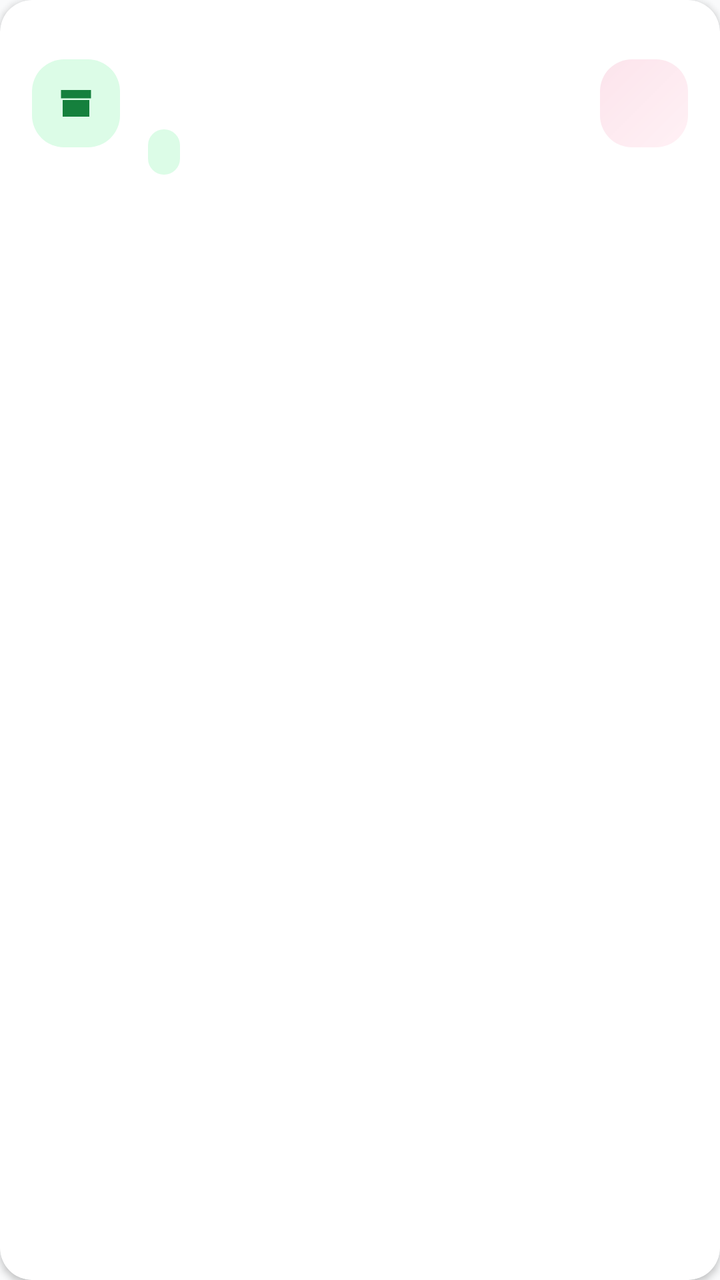
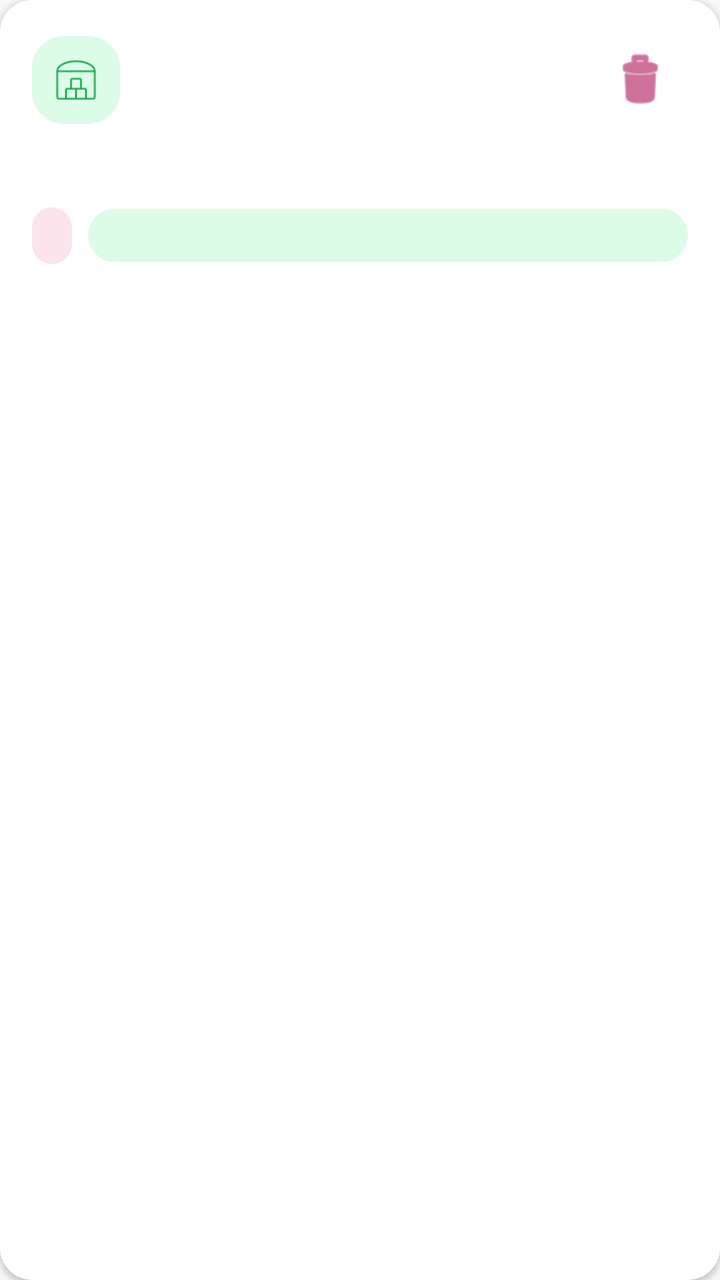

An Android layout rendered at two revisions. The XML below is the earlier revision; the diff shows what the commit changed to produce the second picture.
<!-- AndroidManifest.xml: application theme Theme.DragonView -->
<!-- res/layout/item_inventory_lot.xml -->
<?xml version="1.0" encoding="utf-8"?>
<com.google.android.material.card.MaterialCardView
    xmlns:android="http://schemas.android.com/apk/res/android"
    xmlns:app="http://schemas.android.com/apk/res-auto"
    android:layout_width="match_parent"
    android:layout_height="wrap_content"
    android:layout_marginTop="6dp"
    android:layout_marginBottom="6dp"
    app:cardBackgroundColor="@color/white"
    app:cardCornerRadius="16dp"
    app:cardElevation="2dp"
    app:strokeWidth="0dp">
    <LinearLayout
        android:layout_width="match_parent"
        android:layout_height="wrap_content"
        android:gravity="center_vertical"
        android:orientation="horizontal"
        android:padding="16dp">
        <ImageView
            android:layout_width="44dp"
            android:layout_height="44dp"
            android:background="@drawable/soft_green_panel"
            android:contentDescription="Inventory batch"
            android:padding="12dp"
            android:src="@drawable/ic_inventory"
            app:tint="@color/dragon_green" />
        <LinearLayout
            android:layout_width="0dp"
            android:layout_height="wrap_content"
            android:layout_marginStart="14dp"
            android:layout_weight="1"
            android:orientation="vertical">
            <TextView
                android:id="@+id/batchText"
                android:layout_width="wrap_content"
                android:layout_height="wrap_content"
                android:textColor="@color/ink"
                android:textSize="15sp"
                android:textStyle="bold" />
            <TextView
                android:id="@+id/detailsText"
                android:layout_width="wrap_content"
                android:layout_height="wrap_content"
                android:layout_marginTop="4dp"
                android:textColor="@color/muted_ink"
                android:textSize="12sp" />
            <TextView
                android:id="@+id/fifoStatusText"
                android:layout_width="wrap_content"
                android:layout_height="wrap_content"
                android:layout_marginTop="8dp"
                android:background="@drawable/soft_green_panel"
                android:paddingStart="8dp"
                android:paddingTop="4dp"
                android:paddingEnd="8dp"
                android:paddingBottom="4dp"
                android:textColor="@color/dragon_green"
                android:textSize="11sp"
                android:textStyle="bold" />
        </LinearLayout>
        <TextView
            android:id="@+id/gradeText"
            android:layout_width="44dp"
            android:layout_height="44dp"
            android:background="@drawable/soft_pink_panel"
            android:gravity="center"
            android:textColor="@color/dragon_magenta"
            android:textSize="16sp"
            android:textStyle="bold" />
    </LinearLayout>
</com.google.android.material.card.MaterialCardView>
<!-- resources referenced by this layout -->
<resources>
  <color name="dragon_green">#15803D</color>
  <color name="dragon_magenta">#E91E63</color>
  <color name="ink">#212121</color>
  <!-- drawable ic_inventory (drawable) -->
  <vector xmlns:android="http://schemas.android.com/apk/res/android" android:width="24dp" android:height="24dp" android:viewportWidth="24" android:viewportHeight="24">
      <path android:fillColor="#8E0B52" android:pathData="M3,4h18v5H3zM4,10h16v10H4zM9,12h6v2H9z"/>
  </vector>
  <!-- drawable soft_pink_panel (drawable) -->
  <?xml version="1.0" encoding="utf-8"?>
  <shape xmlns:android="http://schemas.android.com/apk/res/android" android:shape="rectangle">
      <gradient android:angle="135" android:startColor="#FFF1F5" android:endColor="#FCE4EC" />
      <corners android:radius="16dp" />
  </shape>
  <style name="Theme.DragonView.Base" parent="Theme.Material3.DayNight.NoActionBar">
          <item name="colorPrimary">@color/dragon_magenta</item>
          <item name="colorOnPrimary">@color/white</item>
          <item name="colorPrimaryContainer">@color/dragon_surface_variant</item>
          <item name="colorOnPrimaryContainer">@color/dragon_magenta_dark</item>
          <item name="colorSecondary">@color/dragon_green</item>
          <item name="colorOnSecondary">@color/white</item>
          <item name="colorSecondaryContainer">@color/dragon_green_soft</item>
          <item name="colorOnSecondaryContainer">@color/black</item>
          <item name="colorTertiary">@color/plum_orchid_400</item>
          <item name="colorSurface">@color/dragon_surface</item>
          <item name="colorSurfaceContainer">@color/white</item>
          <item name="colorOnSurface">@color/black</item>
          <item name="colorOutline">@color/dragon_outline</item>
          <item name="colorError">@color/dragon_error</item>
          <item name="android:fontFamily">sans-serif</item>
          <item name="fontFamily">sans-serif</item>
          <item name="materialButtonStyle">@style/Widget.DragonView.Button</item>
          <item name="materialCardViewStyle">@style/Widget.DragonView.Card</item>
          <item name="textInputStyle">@style/Widget.DragonView.TextInputLayout</item>
          <item name="shapeAppearanceSmallComponent">@style/ShapeAppearance.DragonView.Small</item>
          <item name="shapeAppearanceMediumComponent">@style/ShapeAppearance.DragonView.Medium</item>
          <item name="shapeAppearanceLargeComponent">@style/ShapeAppearance.DragonView.Large</item>
          <item name="textAppearanceHeadlineSmall">@style/TextAppearance.DragonView.HeadlineSmall</item>
          <item name="textAppearanceTitleLarge">@style/TextAppearance.DragonView.TitleLarge</item>
          <item name="textAppearanceTitleMedium">@style/TextAppearance.DragonView.TitleMedium</item>
          <item name="textAppearanceBodyLarge">@style/TextAppearance.DragonView.BodyLarge</item>
          <item name="textAppearanceBodyMedium">@style/TextAppearance.DragonView.BodyMedium</item>
          <item name="android:windowLightStatusBar">false</item>
          <item name="android:statusBarColor">@color/dragon_magenta_dark</item>
          <item name="android:navigationBarColor">@color/white</item>
          <item name="android:colorAccent">@color/dragon_magenta</item>
          <item name="android:windowBackground">@color/warm_ivory</item>
      </style>
  <color name="dragon_magenta_dark">#C2185B</color>
  <color name="plum_orchid_400">#F06292</color>
  <color name="dragon_error">#E11D48</color>
  <style name="Widget.DragonView.Button" parent="Widget.Material3.Button">
          <item name="shapeAppearance">@style/ShapeAppearance.DragonView.Small</item>
          <item name="android:minHeight">@dimen/button_height</item>
          <item name="android:minWidth">@dimen/touch_target</item>
          <item name="android:paddingStart">16dp</item>
          <item name="android:paddingEnd">16dp</item>
          <item name="android:textAllCaps">false</item>
          <item name="android:fontFamily">sans-serif-medium</item>
          <item name="android:textSize">14sp</item>
          <item name="android:letterSpacing">0.01</item>
          <item name="iconPadding">8dp</item>
          <item name="android:insetTop">0dp</item>
          <item name="android:insetBottom">0dp</item>
      </style>
  <style name="Widget.DragonView.TextInputLayout" parent="Widget.Material3.TextInputLayout.OutlinedBox">
          <item name="shapeAppearance">@style/ShapeAppearance.DragonView.Small</item>
          <item name="boxBackgroundColor">@color/dragon_surface_alt</item>
          <item name="boxStrokeColor">@color/dragon_outline</item>
          <item name="boxStrokeWidth">1dp</item>
          <item name="boxStrokeWidthFocused">2dp</item>
          <item name="hintTextColor">@color/muted_ink</item>
      </style>
  <color name="warm_ivory">#F9FAFB</color>
  <color name="dragon_surface_alt">#F3F4F6</color>
  <!-- unchanged entries left out for length: 21 -->
</resources>

<!-- the commit's change to res/layout/item_inventory_lot.xml (unified diff, before → after) -->
@@ -13,59 +13,83 @@
     <LinearLayout
         android:layout_width="match_parent"
         android:layout_height="wrap_content"
-        android:gravity="center_vertical"
-        android:orientation="horizontal"
+        android:orientation="vertical"
         android:padding="16dp">
-        <ImageView
-            android:layout_width="44dp"
-            android:layout_height="44dp"
-            android:background="@drawable/soft_green_panel"
-            android:contentDescription="Inventory batch"
-            android:padding="12dp"
-            android:src="@drawable/ic_inventory"
-            app:tint="@color/dragon_green" />
         <LinearLayout
-            android:layout_width="0dp"
+            android:layout_width="match_parent"
             android:layout_height="wrap_content"
-            android:layout_marginStart="14dp"
-            android:layout_weight="1"
-            android:orientation="vertical">
+            android:gravity="center_vertical"
+            android:orientation="horizontal">
+            <ImageView
+                android:layout_width="44dp"
+                android:layout_height="44dp"
+                android:background="@drawable/soft_green_panel"
+                android:contentDescription="Inventory batch"
+                android:padding="12dp"
+                android:src="@drawable/icon_streamline_inventory"
+                app:tint="@color/dragon_green" />
             <TextView
                 android:id="@+id/batchText"
-                android:layout_width="wrap_content"
+                android:layout_width="0dp"
                 android:layout_height="wrap_content"
+                android:layout_marginStart="14dp"
+                android:layout_weight="1"
                 android:textColor="@color/ink"
                 android:textSize="15sp"
                 android:textStyle="bold" />
-            <TextView
-                android:id="@+id/detailsText"
-                android:layout_width="wrap_content"
-                android:layout_height="wrap_content"
-                android:layout_marginTop="4dp"
-                android:textColor="@color/muted_ink"
-                android:textSize="12sp" />
-            <TextView
-                android:id="@+id/fifoStatusText"
-                android:layout_width="wrap_content"
-                android:layout_height="wrap_content"
-                android:layout_marginTop="8dp"
-                android:background="@drawable/soft_green_panel"
-                android:paddingStart="8dp"
-                android:paddingTop="4dp"
-                android:paddingEnd="8dp"
-                android:paddingBottom="4dp"
-                android:textColor="@color/dragon_green"
-                android:textSize="11sp"
-                android:textStyle="bold" />
+            <ImageButton
+                android:id="@+id/archiveButton"
+                android:layout_width="48dp"
+                android:layout_height="48dp"
+                android:background="?attr/selectableItemBackgroundBorderless"
+                android:contentDescription="Remove inventory batch"
+                android:padding="13dp"
+                android:src="@android:drawable/ic_menu_delete"
+                app:tint="@color/dragon_magenta_dark" />
         </LinearLayout>
         <TextView
+            android:id="@+id/detailsText"
+            android:layout_width="match_parent"
+            android:layout_height="wrap_content"
+            android:layout_marginTop="10dp"
+            android:lineSpacingExtra="2dp"
+            android:textColor="@color/muted_ink"
+            android:textSize="13sp" />
+        <LinearLayout
+            android:layout_width="match_parent"
+            android:layout_height="wrap_content"
+            android:layout_marginTop="12dp"
+            android:gravity="center_vertical"
+            android:orientation="horizontal">
+        <TextView
             android:id="@+id/gradeText"
-            android:layout_width="44dp"
-            android:layout_height="44dp"
+            android:layout_width="wrap_content"
+            android:layout_height="wrap_content"
             android:background="@drawable/soft_pink_panel"
             android:gravity="center"
+            android:paddingStart="10dp"
+            android:paddingTop="6dp"
+            android:paddingEnd="10dp"
+            android:paddingBottom="6dp"
             android:textColor="@color/dragon_magenta"
-            android:textSize="16sp"
+            android:textSize="12sp"
             android:textStyle="bold" />
+        <TextView
+            android:id="@+id/fifoStatusText"
+            android:layout_width="0dp"
+            android:layout_height="wrap_content"
+            android:layout_marginStart="8dp"
+            android:layout_weight="1"
+            android:background="@drawable/soft_green_panel"
+            android:gravity="center"
+            android:maxLines="2"
+            android:paddingStart="8dp"
+            android:paddingTop="6dp"
+            android:paddingEnd="8dp"
+            android:paddingBottom="6dp"
+            android:textColor="@color/dragon_green"
+            android:textSize="11sp"
+            android:textStyle="bold" />
+        </LinearLayout>
     </LinearLayout>
 </com.google.android.material.card.MaterialCardView>
<!-- resource entries referenced after the edit -->
@@ -1,18 +1,17 @@
 <!-- resources referenced by this layout -->
 <resources>
-  <color name="dragon_green">#15803D</color>
-  <color name="dragon_magenta">#E91E63</color>
-  <color name="ink">#212121</color>
-  <!-- drawable ic_inventory (drawable) -->
-  <vector xmlns:android="http://schemas.android.com/apk/res/android" android:width="24dp" android:height="24dp" android:viewportWidth="24" android:viewportHeight="24">
-      <path android:fillColor="#8E0B52" android:pathData="M3,4h18v5H3zM4,10h16v10H4zM9,12h6v2H9z"/>
-  </vector>
+  <color name="dragon_green">#16A34A</color>
+  <color name="dragon_magenta">@color/obsidian_plum_600</color>
+  <color name="ink">#1F2937</color>
+  <!-- drawable icon_streamline_inventory: png bitmap (drawable-nodpi, 675 bytes) -->
   <!-- drawable soft_pink_panel (drawable) -->
   <?xml version="1.0" encoding="utf-8"?>
   <shape xmlns:android="http://schemas.android.com/apk/res/android" android:shape="rectangle">
-      <gradient android:angle="135" android:startColor="#FFF1F5" android:endColor="#FCE4EC" />
-      <corners android:radius="16dp" />
+      <solid android:color="@color/plum_mist_100" />
+      <corners android:radius="14dp" />
   </shape>
+  <color name="obsidian_plum_600">#D81B60</color>
+  <color name="obsidian_plum_800">#AD1457</color>
   <style name="Theme.DragonView.Base" parent="Theme.Material3.DayNight.NoActionBar">
           <item name="colorPrimary">@color/dragon_magenta</item>
           <item name="colorOnPrimary">@color/white</item>
@@ -42,14 +41,14 @@
           <item name="textAppearanceBodyLarge">@style/TextAppearance.DragonView.BodyLarge</item>
           <item name="textAppearanceBodyMedium">@style/TextAppearance.DragonView.BodyMedium</item>
           <item name="android:windowLightStatusBar">false</item>
-          <item name="android:statusBarColor">@color/dragon_magenta_dark</item>
+          <item name="android:statusBarColor">@color/dragon_magenta</item>
           <item name="android:navigationBarColor">@color/white</item>
           <item name="android:colorAccent">@color/dragon_magenta</item>
           <item name="android:windowBackground">@color/warm_ivory</item>
       </style>
-  <color name="dragon_magenta_dark">#C2185B</color>
-  <color name="plum_orchid_400">#F06292</color>
-  <color name="dragon_error">#E11D48</color>
+  <color name="dragon_magenta_dark">@color/obsidian_plum_800</color>
+  <color name="plum_orchid_400">#EC5B8D</color>
+  <color name="dragon_error">#B3261E</color>
   <style name="Widget.DragonView.Button" parent="Widget.Material3.Button">
           <item name="shapeAppearance">@style/ShapeAppearance.DragonView.Small</item>
           <item name="android:minHeight">@dimen/button_height</item>
@@ -63,17 +62,19 @@
           <item name="iconPadding">8dp</item>
           <item name="android:insetTop">0dp</item>
           <item name="android:insetBottom">0dp</item>
+          <item name="backgroundTint">@color/button_primary_background</item>
+          <item name="android:textColor">@color/button_primary_text</item>
+          <item name="rippleColor">@color/plum_orchid_400</item>
       </style>
   <style name="Widget.DragonView.TextInputLayout" parent="Widget.Material3.TextInputLayout.OutlinedBox">
           <item name="shapeAppearance">@style/ShapeAppearance.DragonView.Small</item>
-          <item name="boxBackgroundColor">@color/dragon_surface_alt</item>
+          <item name="boxBackgroundColor">@color/white</item>
           <item name="boxStrokeColor">@color/dragon_outline</item>
           <item name="boxStrokeWidth">1dp</item>
           <item name="boxStrokeWidthFocused">2dp</item>
           <item name="hintTextColor">@color/muted_ink</item>
       </style>
-  <color name="warm_ivory">#F9FAFB</color>
-  <color name="dragon_surface_alt">#F3F4F6</color>
+  <color name="warm_ivory">#F7F8FA</color>
   <!-- unchanged entries left out for length: 21 -->
 </resources>
 
